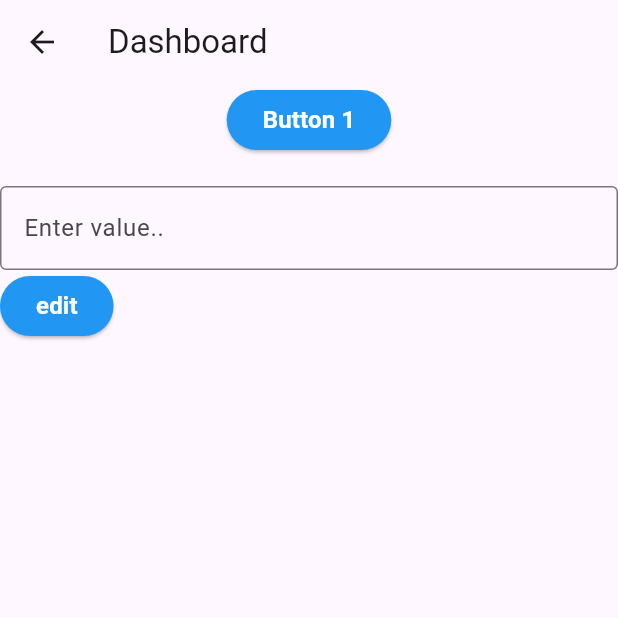
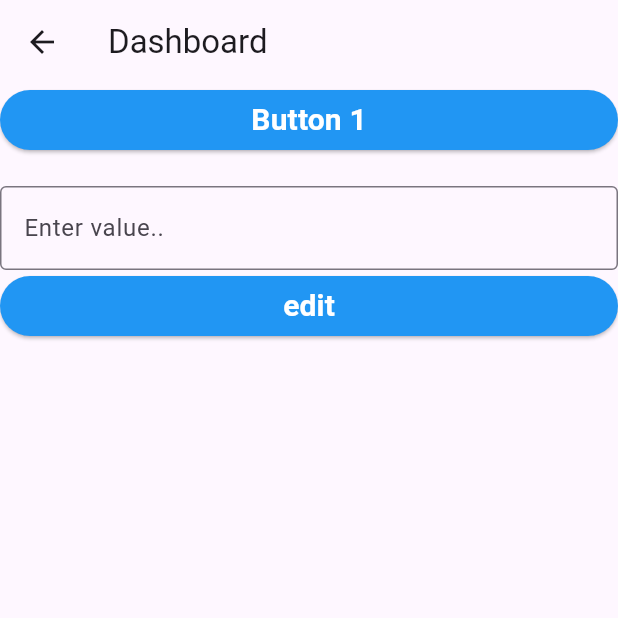
Before and after one commit to brewedart3/flutter_componant, a Flutter app: the DashboardScreen screen opened directly, on a phone screen of 412 x 824 dp, the top half of it. Run offline on Flutter 3.47's test engine with Material 2 defaults, Android fonts, the light colour scheme and no system bars; our stand-ins replace firebase_core, flutter_bloc; accounts and stored records are empty.

Commit message:
macbook 07-10-2023 I

```diff
--- a/lib/componant/button_component.dart
+++ b/lib/componant/button_component.dart
@@ -5,26 +5,42 @@ class ButtonComponent extends StatelessWidget {
   final Color? color;
   final Color? textColor;
   final VoidCallback onPressed;
+  final double? paddingHorizontal;
+  final double? paddingVertical;
+  final double? textSize;
 
   ButtonComponent({
     required this.text,
     this.color,
     this.textColor,
     required this.onPressed,
+    this.paddingHorizontal,
+    this.paddingVertical,
+    this.textSize,
   });
 
   @override
   Widget build(BuildContext context) {
-    return ElevatedButton(
-      onPressed: onPressed,
-      style: ElevatedButton.styleFrom(
-        backgroundColor: color ?? Colors.blue,
+    return Padding(
+      padding: EdgeInsets.symmetric(
+          horizontal: paddingHorizontal ?? 0, vertical: paddingVertical ?? 0),
+      child: Container(
+        width: MediaQuery.of(context)!.size.width,
+        child: ElevatedButton(
+          onPressed: onPressed,
+          style: ElevatedButton.styleFrom(
+            backgroundColor: color ?? Colors.blue,
+          ),
+          child: Text(
+            text,
+            style: TextStyle(
+              fontSize: textSize ?? 20.0,
+              fontWeight: FontWeight.bold,
+              color: textColor ?? Colors.white,
+            ),
+          ),
+        ),
       ),
-      child: Text(text,style:  TextStyle(
-        fontSize: 16.0,
-        fontWeight: FontWeight.bold,
-        color: textColor ?? Colors.white,
-      ),),
     );
   }
 }
--- a/lib/componant/text_filed_componant.dart
+++ b/lib/componant/text_filed_componant.dart
@@ -5,17 +5,24 @@ class InputFieldComponent extends StatelessWidget {
   final TextEditingController controller;
   final TextInputType keyboardType;
   final bool obscureText;
+  final double? paddingHorizontal;
+  final double? paddingVertical;
+
 
   InputFieldComponent({
     required this.labelText,
     required this.controller,
     this.keyboardType = TextInputType.text,
     this.obscureText = false,
+    this.paddingHorizontal,
+    this.paddingVertical,
   });
 
   @override
   Widget build(BuildContext context) {
-    return TextFormField(
+    return Padding(
+      padding:  EdgeInsets.symmetric(horizontal: paddingHorizontal ?? 0,vertical: paddingVertical ?? 0),
+      child: TextFormField(
         controller: controller,
         keyboardType: keyboardType,
         obscureText: obscureText,
@@ -23,6 +30,7 @@ class InputFieldComponent extends StatelessWidget {
           labelText: labelText,
           border: OutlineInputBorder(),
         ),
+      ),
     );
   }
 }
--- a/lib/main.dart
+++ b/lib/main.dart
@@ -1,13 +1,13 @@
 
 import 'package:firebase_core/firebase_core.dart';
 import 'package:flutter/material.dart';
-import 'package:flutter_componant/screens/AddDataScreen.dart';
+import 'package:flutter_bloc/flutter_bloc.dart';
 import 'package:flutter_componant/screens/dashboard.dart';
+import 'package:flutter_componant/screens/splash/SplashScreen.dart';
 
 void main() async {
   WidgetsFlutterBinding.ensureInitialized();
   await Firebase.initializeApp();
-
   runApp(const MyApp());
 }
 
@@ -22,7 +22,7 @@ class MyApp extends StatelessWidget {
         colorScheme: ColorScheme.fromSeed(seedColor: Colors.deepPurple),
         useMaterial3: true,
       ),
-      home: AddDataScreen(),
+      home: SplashScreen(),
     );
   }
 }
--- a/pubspec.yaml
+++ b/pubspec.yaml
@@ -40,8 +40,8 @@ dependencies:
   equatable:
   firebase_auth:
   flutter_bloc:
-
-
+  bloc:
+  navigator:
 
 
 dev_dependencies:
@@ -53,7 +53,7 @@ dev_dependencies:
   # activated in the `analysis_options.yaml` file located at the root of your
   # package. See that file for information about deactivating specific lint
   # rules and activating additional ones.
-  flutter_lints: ^2.0.0
+  flutter_lints: ^2.0.3
 
 # For information on the generic Dart part of this file, see the
 # following page: https://dart.dev/tools/pub/pubspec
```
Also changed, not shown: lib/componant/text_component.dart (added, +30 -0 lines), lib/firebase/CreateBLoC.dart (deleted, +0 -21 lines), lib/firebase/FirebaseService.dart (deleted, +0 -27 lines), lib/screens/AddDataScreen.dart (deleted, +0 -56 lines), lib/screens/login/login_screen.dart (added, +57 -0 lines), lib/screens/splash/SplashScreen.dart (added, +51 -0 lines), pubspec.lock. Lines whose indentation alone changed are shown as unchanged.
